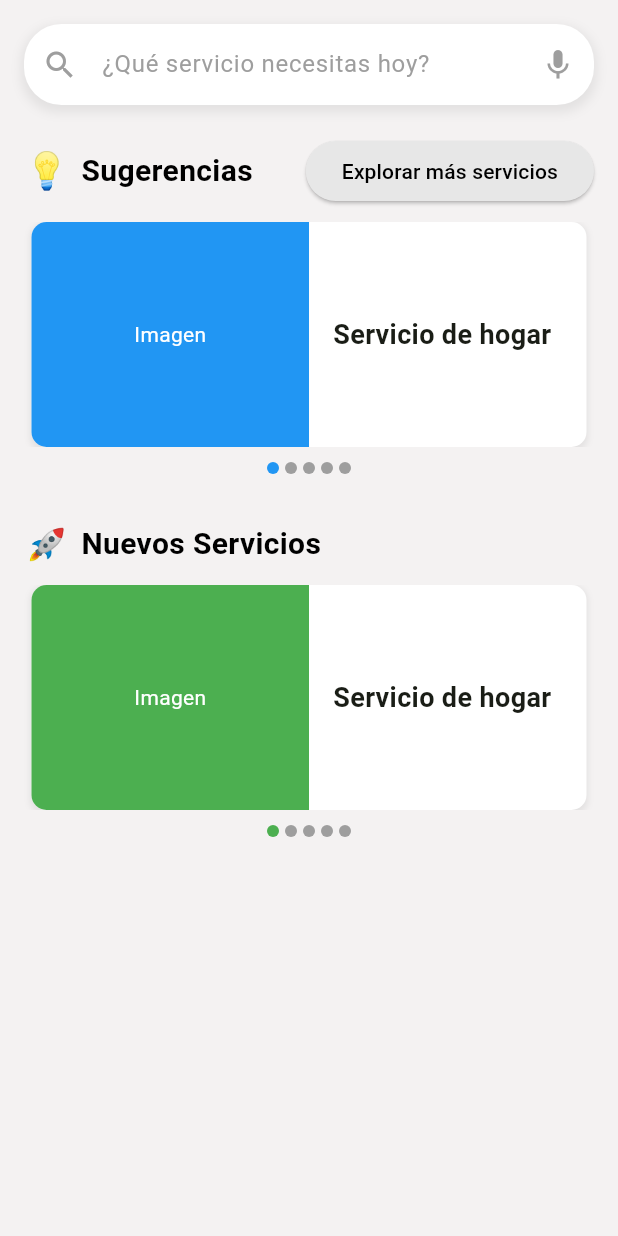
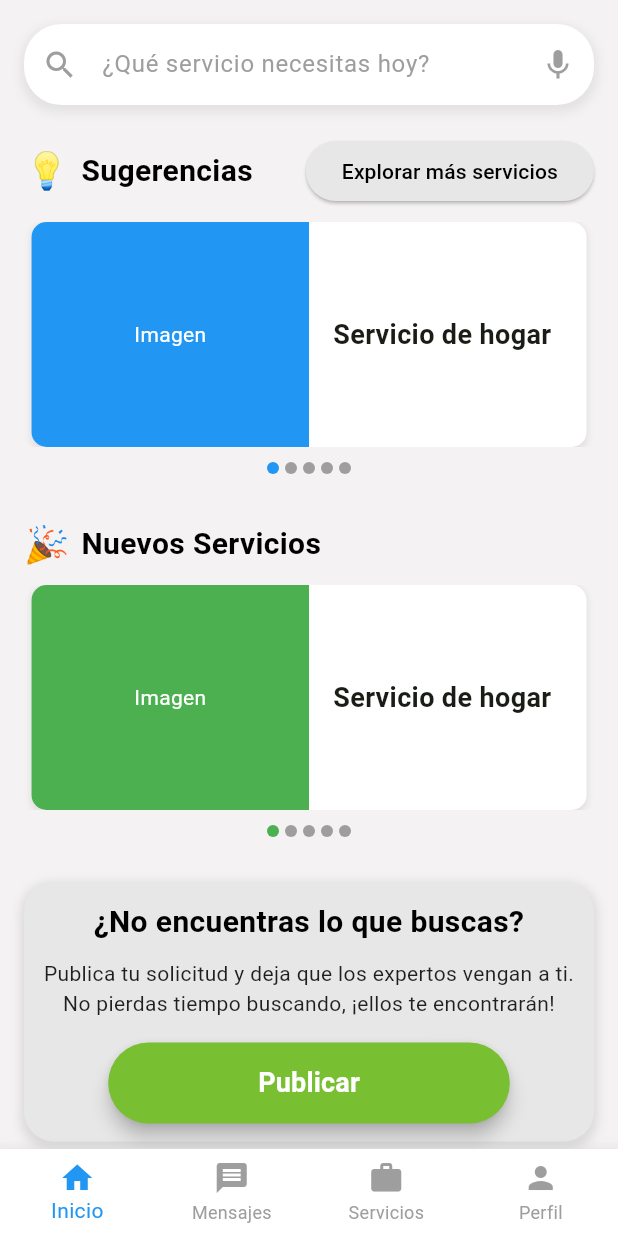
Before and after one commit to juandatiner/ToDo, a Flutter app: the HomeScreen screen opened directly, on a phone screen of 412 x 824 dp. Run offline on Flutter 3.47's test engine with Material 3 defaults, Android fonts, the phone set to English and light mode, and no system bars; our stand-ins replace audioplayers; network calls fail.

Commit message:
Agregaron Barra de botones de acceso, Boton con mensaje de si no se encuentra lo que buscas, se creo la base de datos de servicio pero aun no funciona

```diff
--- a/todo_users/users/lib/config.dart
+++ b/todo_users/users/lib/config.dart
@@ -8,7 +8,7 @@ class Config {
     if (Platform.isAndroid) {
       return 'http://10.0.2.2:3000'; // Para Android emulator
     } else if (Platform.isIOS) {
-      return 'http://localhost:3000'; // Para iOS simulator
+      return 'http://192.168.1.14:3000'; // Para iOS simulator
     } else {
       return 'http://localhost:3000'; // Para otros (web, desktop)
     }
--- /dev/null
+++ b/todo_users/users/lib/models/service.dart
@@ -0,0 +1,16 @@
+class Service {
+  final int id;
+  final String name;
+
+  Service({
+    required this.id,
+    required this.name,
+  });
+
+  factory Service.fromJson(Map<String, dynamic> json) {
+    return Service(
+      id: json['id'],
+      name: json['name'],
+    );
+  }
+}
--- a/todo_users/users/lib/screens/home_screen.dart
+++ b/todo_users/users/lib/screens/home_screen.dart
@@ -1,4 +1,8 @@
 import 'package:flutter/material.dart';
+import 'package:http/http.dart' as http;
+import 'dart:convert';
+import '../config.dart';
+import '../models/service.dart';
 
 class HomeScreen extends StatefulWidget {
   const HomeScreen({super.key});
@@ -12,6 +16,8 @@ class _HomeScreenState extends State<HomeScreen> {
   final PageController _newServicesController = PageController();
   int _suggestionsCurrentPage = 0;
   int _newServicesCurrentPage = 0;
+  int _selectedIndex = 0;
+  List<Service> _services = [];
 
   @override
   void initState() {
@@ -26,6 +32,7 @@ class _HomeScreenState extends State<HomeScreen> {
         _newServicesCurrentPage = _newServicesController.page!.round();
       });
     });
+    _fetchServices();
   }
 
   @override
@@ -33,6 +40,34 @@ class _HomeScreenState extends State<HomeScreen> {
     _suggestionsController.dispose();
     _newServicesController.dispose();
     super.dispose();
+  }
+
+  void _onItemTapped(int index) {
+    setState(() {
+      _selectedIndex = index;
+    });
+    // Navegación placeholder para otros índices
+    if (index != 0) {
+      // Navigator.push... para otras pantallas
+    }
+  }
+
+  Future<void> _fetchServices() async {
+    try {
+      final response = await http.get(Uri.parse('${Config.baseUrl}/services'));
+      if (response.statusCode == 200) {
+        final data = json.decode(response.body);
+        final List<dynamic> servicesJson = data['services'];
+        setState(() {
+          _services = servicesJson.map((json) => Service.fromJson(json)).toList();
+        });
+      } else {
+        // Manejar error
+        print('Error fetching services: ${response.statusCode}');
+      }
+    } catch (e) {
+      print('Error: $e');
+    }
   }
 
   @override
@@ -119,6 +154,7 @@ class _HomeScreenState extends State<HomeScreen> {
                       controller: _suggestionsController,
                       itemCount: 5,
                       itemBuilder: (context, index) {
+                        final service = index < _services.length ? _services[index] : null;
                         return Container(
                           margin: const EdgeInsets.symmetric(horizontal: 5),
                           decoration: BoxDecoration(
@@ -139,7 +175,7 @@ class _HomeScreenState extends State<HomeScreen> {
                                 flex: 1,
                                 child: Container(
                                   decoration: const BoxDecoration(
-                                    color: Colors.blue, // Placeholder para imagen
+                                    color: Colors.blue, // Placeholder
                                     borderRadius: BorderRadius.only(
                                       topLeft: Radius.circular(10),
                                       bottomLeft: Radius.circular(10),
@@ -160,10 +196,10 @@ class _HomeScreenState extends State<HomeScreen> {
                                   child: Column(
                                     mainAxisAlignment: MainAxisAlignment.center,
                                     crossAxisAlignment: CrossAxisAlignment.start,
-                                    children: const [
+                                    children: [
                                       Text(
-                                        'Servicio de hogar',
-                                        style: TextStyle(
+                                        service?.name ?? 'Servicio de hogar',
+                                        style: const TextStyle(
                                           fontSize: 18,
                                           fontWeight: FontWeight.bold,
                                         ),
@@ -198,7 +234,7 @@ class _HomeScreenState extends State<HomeScreen> {
                   // Sección Nuevos Servicios
                   Row(
                     children: const [
-                      Text('🚀', style: TextStyle(fontSize: 24)),
+                      Text('🎉', style: TextStyle(fontSize: 24)),
                       SizedBox(width: 8),
                       Text(
                         'Nuevos Servicios',
@@ -218,6 +254,7 @@ class _HomeScreenState extends State<HomeScreen> {
                       controller: _newServicesController,
                       itemCount: 5,
                       itemBuilder: (context, index) {
+                        final service = index < _services.length ? _services[index] : null;
                         return Container(
                           margin: const EdgeInsets.symmetric(horizontal: 5),
                           decoration: BoxDecoration(
@@ -238,7 +275,7 @@ class _HomeScreenState extends State<HomeScreen> {
                                 flex: 1,
                                 child: Container(
                                   decoration: const BoxDecoration(
-                                    color: Colors.green, // Placeholder para imagen
+                                    color: Colors.green, // Placeholder
                                     borderRadius: BorderRadius.only(
                                       topLeft: Radius.circular(10),
                                       bottomLeft: Radius.circular(10),
@@ -259,10 +296,10 @@ class _HomeScreenState extends State<HomeScreen> {
                                   child: Column(
                                     mainAxisAlignment: MainAxisAlignment.center,
                                     crossAxisAlignment: CrossAxisAlignment.start,
-                                    children: const [
+                                    children: [
                                       Text(
-                                        'Servicio de hogar',
-                                        style: TextStyle(
+                                        service?.name ?? 'Servicio de hogar',
+                                        style: const TextStyle(
                                           fontSize: 18,
                                           fontWeight: FontWeight.bold,
                                         ),
@@ -293,12 +330,99 @@ class _HomeScreenState extends State<HomeScreen> {
                       );
                     }),
                   ),
+                  const SizedBox(height: 30),
+                  // Sección "¿No encuentras lo que buscas?"
+                  Container(
+                    padding: const EdgeInsets.all(12.0),
+                    decoration: BoxDecoration(
+                      color: const Color(0xFFE7E7E7), // Color #E7E7E7
+                      borderRadius: BorderRadius.circular(20.0),
+                      boxShadow: [
+                        BoxShadow(
+                          color: Colors.grey.withOpacity(0.3),
+                          spreadRadius: 2,
+                          blurRadius: 5,
+                          offset: const Offset(0, 3),
+                        ),
+                      ],
+                    ),
+                    child: Column(
+                      crossAxisAlignment: CrossAxisAlignment.center,
+                      children: [
+                        const Text(
+                          '¿No encuentras lo que buscas?',
+                          textAlign: TextAlign.center,
+                          style: TextStyle(
+                            fontSize: 20,
+                            fontWeight: FontWeight.bold,
+                            color: Colors.black,
+                          ),
+                        ),
+                        const SizedBox(height: 10),
+                        const Text(
+                          'Publica tu solicitud y deja que los expertos vengan a ti. No pierdas tiempo buscando, ¡ellos te encontrarán!',
+                          textAlign: TextAlign.center,
+                          style: TextStyle(
+                            fontSize: 14,
+                            color: Colors.black87,
+                            height: 1.4,
+                          ),
+                        ),
+                        const SizedBox(height: 16),
+                        ElevatedButton(
+                          onPressed: () {
+                            // Acción para publicar solicitud
+                          },
+                          style: ElevatedButton.styleFrom(
+                            backgroundColor: const Color(0xFF78BF32), // Verde #78BF32
+                            foregroundColor: Colors.white,
+                            padding: const EdgeInsets.symmetric(horizontal: 100, vertical: 14),
+                            shape: RoundedRectangleBorder(
+                              borderRadius: BorderRadius.circular(30),
+                            ),
+                            elevation: 5,
+                          ),
+                          child: const Text(
+                            'Publicar',
+                            style: TextStyle(fontSize: 18, fontWeight: FontWeight.bold),
+                          ),
+                        ),
+                      ],
+                    ),
+                  ),
                 ],
               ),
             ),
           ),
         ),
       ),
+      bottomNavigationBar: BottomNavigationBar(
+        items: const <BottomNavigationBarItem>[
+          BottomNavigationBarItem(
+            icon: Icon(Icons.home),
+            label: 'Inicio',
+          ),
+          BottomNavigationBarItem(
+            icon: Icon(Icons.message),
+            label: 'Mensajes',
+          ),
+          BottomNavigationBarItem(
+            icon: Icon(Icons.work),
+            label: 'Servicios',
+          ),
+          BottomNavigationBarItem(
+            icon: Icon(Icons.person),
+            label: 'Perfil',
+          ),
+        ],
+        currentIndex: _selectedIndex,
+        selectedItemColor: Colors.blue,
+        unselectedItemColor: Colors.grey,
+        onTap: _onItemTapped,
+        type: BottomNavigationBarType.fixed,
+        backgroundColor: Colors.white,
+        elevation: 10,
+      ),
     );
   }
 }
```
Also changed, not shown: 2 other files.
